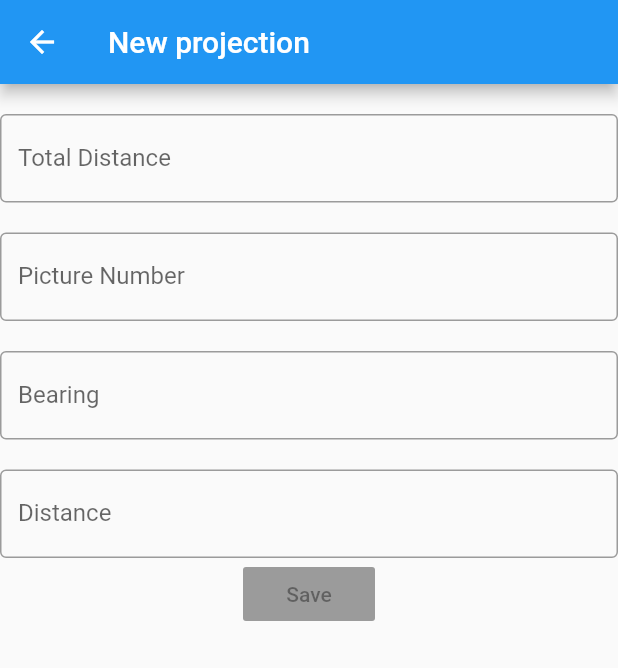
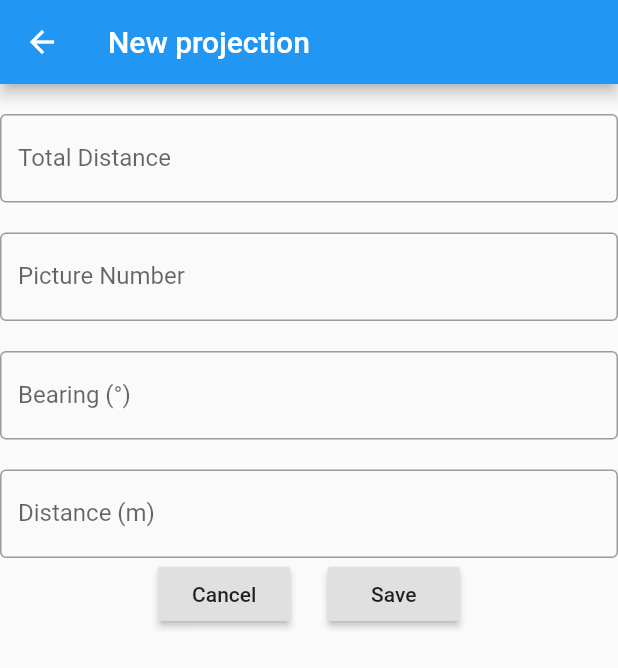
Before and after one commit to brase/nav, a Flutter app: the screen it shows after launch, after a tap on the "add" icon, on a phone screen of 412 x 824 dp. Shown: the top 668 px of the screen. Run offline on Flutter 3.47's test engine with Material 2 defaults, Android fonts, the phone set to English and light mode, and no system bars; our stand-ins replace geolocator; missing offline and left inert: baseflow_plugin_template.

Commit message:
adds item to list

```diff
--- a/lib/main.dart
+++ b/lib/main.dart
@@ -216,6 +216,10 @@ class _MainViewState extends State<MainView> {
         totalKilometers: 69.3, bearing: 90, distance: 200, pictureNumber: 56)
   ];
 
+  final _formKey = GlobalKey<FormState>();
+
+  final addModel = WaypointProjection();
+
   @override
   Widget build(BuildContext context) {
     return Scaffold(
@@ -238,6 +242,7 @@ class _MainViewState extends State<MainView> {
           return Scaffold(
             appBar: AppBar(title: Text("New projection")),
             body: Form(
+              key: _formKey,
               child: Column(
                 mainAxisAlignment: MainAxisAlignment.start,
                 children: [
@@ -249,6 +254,7 @@ class _MainViewState extends State<MainView> {
                       labelText: "Total Distance",
                       border: OutlineInputBorder(),
                     ),
+                    onSaved: (newValue) => addModel.totalKilometers = double.parse(newValue),
                   ),
                   SizedBox(height: 20),
                   TextFormField(
@@ -258,29 +264,48 @@ class _MainViewState extends State<MainView> {
                       labelText: "Picture Number",
                       border: OutlineInputBorder(),
                     ),
+                    onSaved: (newValue) => addModel.pictureNumber = int.parse(newValue),
                   ),
                   SizedBox(height: 20),
                   TextFormField(
                     keyboardType: TextInputType.number,
                     autocorrect: false,
                     decoration: InputDecoration(
-                      labelText: "Bearing",
+                      labelText: "Bearing (°)",
                       border: OutlineInputBorder(),
                     ),
+                    onSaved: (newValue) => addModel.bearing = double.parse(newValue),
                   ),
                   SizedBox(height: 20),
                   TextFormField(
                     keyboardType: TextInputType.number,
                     autocorrect: false,
                     decoration: InputDecoration(
-                      labelText: "Distance",
+                      labelText: "Distance (m)",
                       border: OutlineInputBorder(),
                     ),
+                    onSaved: (newValue) => addModel.distance = double.parse(newValue),
                   ),
-                  Wrap(
-                    direction: Axis.horizontal,
-                    children: [
-                      Container(child: RaisedButton(child: Text("Save"),),)
+                  Row(
+                    mainAxisAlignment: MainAxisAlignment.center,
+                    children: <Widget>[
+                      RaisedButton(
+                        onPressed: () {},
+                        child: Text("Cancel")
+                      ),
+                      SizedBox(width: 25),
+                      RaisedButton(
+                        onPressed: () {
+                          if(_formKey.currentState.validate()){
+                            _formKey.currentState.save();
+
+                            _projections.add(addModel);
+                            setState(() {});
+                            Navigator.of(context).pop();
+                          }
+                        },
+                        child: Text("Save")
+                      ),
                     ],)
                 ],
               ),
```
